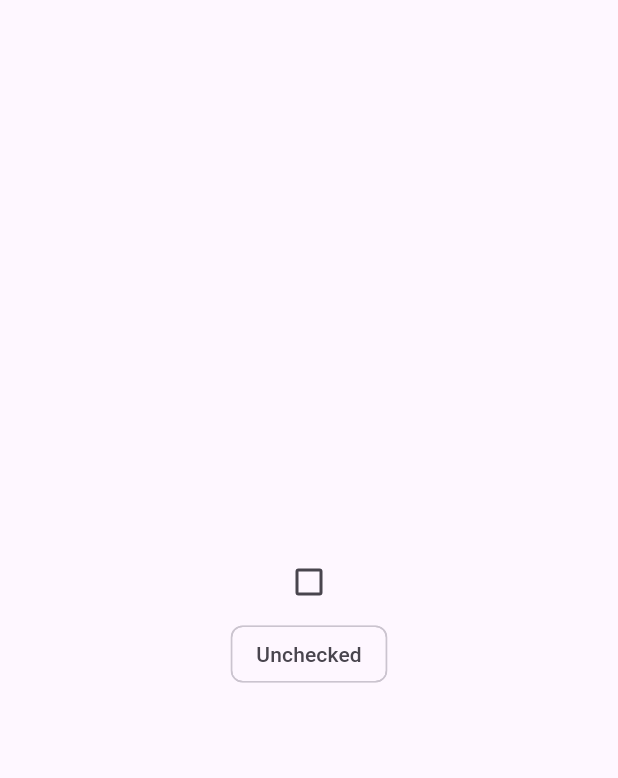
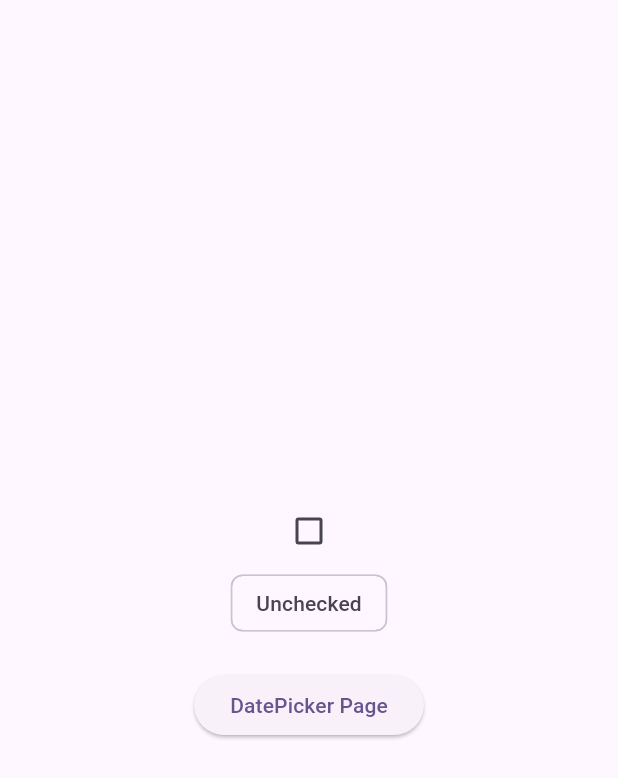
Before and after one commit to HikaruKusanagi27/eitan_app, a Flutter app: the SelectionPage screen opened directly, on a phone screen of 412 x 824 dp. Shown: the top 778 px of the screen. Run offline on Flutter 3.47's test engine with Material 3 defaults, Android fonts, the phone set to English and light mode, and no system bars.

Commit message:
Initial commit

```diff
--- a/lib/page/selection.dart
+++ b/lib/page/selection.dart
@@ -7,6 +7,9 @@ class SelectionPage extends StatefulWidget {
   State<SelectionPage> createState() => _SelectionPageState();
 }
 bool isChecked = false;
+ // 現在日時
+  DateTime _date = new DateTime.now();
+
 class _SelectionPageState extends State<SelectionPage> {
   @override
   Widget build(BuildContext context) {
@@ -23,8 +26,13 @@ class _SelectionPageState extends State<SelectionPage> {
                });
              },
            ),
-
-           Chip(label: Text(isChecked ? 'Checked' : 'Unchecked')), // チェック状態に応じて表示を変更
+           Chip(
+            label: Text(isChecked ? 'Checked' : 'Unchecked',
+            )), // チェック状態に応じて表示を変更
+            SizedBox(height: 20),
+            ElevatedButton(onPressed: () {
+              Navigator.pop(context);
+            }, child: Text('DatePicker Page')),
           ],
         ),
       ),
```
